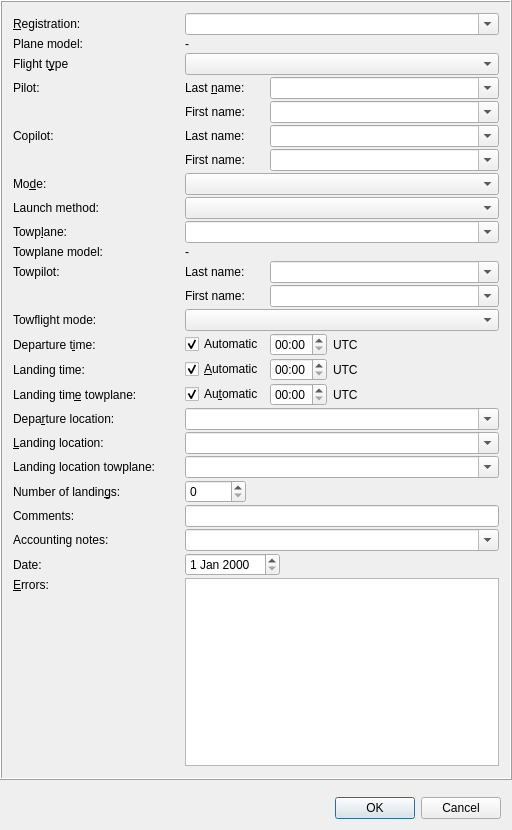
This is src/gui/windows/FlightWindow.ui in startkladde/startkladde as Qt 5 draws it before an edit. The edited form follows.
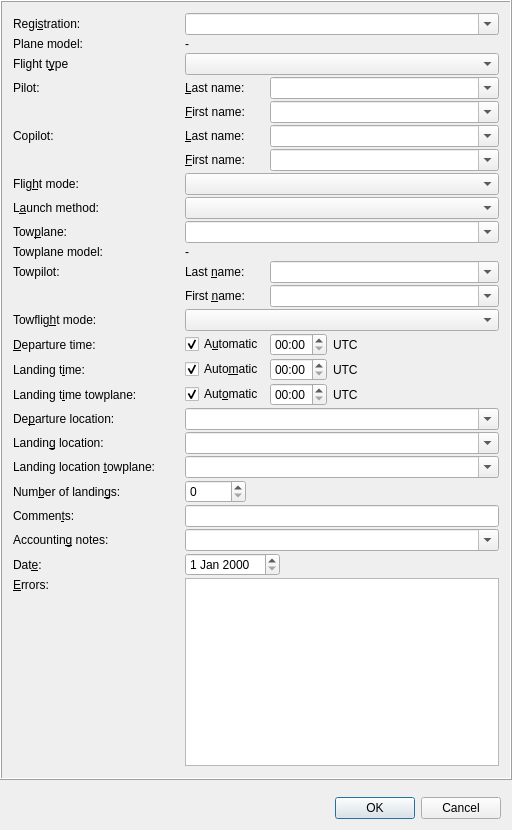
This is the edited form. Custom widgets are drawn as their Qt base class.

What changed in the file:
```diff
--- a/src/gui/windows/FlightWindow.ui
+++ b/src/gui/windows/FlightWindow.ui
@@ -50,7 +50,7 @@
           <item row="0" column="0">
            <widget class="SkLabel" name="registrationLabel">
             <property name="text">
-             <string>&amp;Registration:</string>
+             <string>Regi&amp;stration:</string>
             </property>
             <property name="buddy">
              <cstring>registrationInput</cstring>
@@ -104,7 +104,7 @@
           <item row="3" column="1">
            <widget class="SkLabel" name="pilotLastNameLabel">
             <property name="text">
-             <string>Last &amp;name:</string>
+             <string>&amp;Last name:</string>
             </property>
             <property name="buddy">
              <cstring>pilotLastNameInput</cstring>
@@ -124,7 +124,7 @@
           <item row="4" column="1">
            <widget class="SkLabel" name="pilotFirstNameLabel">
             <property name="text">
-             <string>First name:</string>
+             <string>&amp;First name:</string>
             </property>
             <property name="buddy">
              <cstring>pilotFirstNameInput</cstring>
@@ -154,7 +154,7 @@
           <item row="5" column="1">
            <widget class="SkLabel" name="copilotLastNameLabel">
             <property name="text">
-             <string>Last name:</string>
+             <string>&amp;Last name:</string>
             </property>
             <property name="buddy">
              <cstring>copilotLastNameInput</cstring>
@@ -174,7 +174,7 @@
           <item row="6" column="1">
            <widget class="SkLabel" name="copilotFirstNameLabel">
             <property name="text">
-             <string>First name:</string>
+             <string>&amp;First name:</string>
             </property>
             <property name="buddy">
              <cstring>copilotFirstNameInput</cstring>
@@ -194,7 +194,7 @@
           <item row="7" column="0">
            <widget class="SkLabel" name="flightModeLabel">
             <property name="text">
-             <string>Mo&amp;de:</string>
+             <string>Flig&amp;ht mode:</string>
             </property>
             <property name="buddy">
              <cstring>flightModeInput</cstring>
@@ -207,7 +207,7 @@
           <item row="8" column="0">
            <widget class="SkLabel" name="launchMethodLabel">
             <property name="text">
-             <string>Launch method:</string>
+             <string>L&amp;aunch method:</string>
             </property>
             <property name="buddy">
              <cstring>launchMethodInput</cstring>
@@ -220,7 +220,7 @@
           <item row="9" column="0">
            <widget class="SkLabel" name="towplaneRegistrationLabel">
             <property name="text">
-             <string>Towp&amp;lane:</string>
+             <string>Tow&amp;plane:</string>
             </property>
             <property name="buddy">
              <cstring>towplaneRegistrationInput</cstring>
@@ -258,7 +258,7 @@
           <item row="11" column="1">
            <widget class="SkLabel" name="towpilotLastNameLabel">
             <property name="text">
-             <string>Last name:</string>
+             <string>Last &amp;name:</string>
             </property>
             <property name="buddy">
              <cstring>towpilotLastNameInput</cstring>
@@ -278,7 +278,7 @@
           <item row="12" column="1">
            <widget class="SkLabel" name="towpilotFirstNameLabel">
             <property name="text">
-             <string>First name:</string>
+             <string>First &amp;name:</string>
             </property>
             <property name="buddy">
              <cstring>towpilotFirstNameInput</cstring>
@@ -298,7 +298,7 @@
           <item row="13" column="0">
            <widget class="SkLabel" name="towflightModeLabel">
             <property name="text">
-             <string>Towflight mode:</string>
+             <string>Towflig&amp;ht mode:</string>
             </property>
             <property name="buddy">
              <cstring>towflightModeInput</cstring>
@@ -311,7 +311,7 @@
           <item row="14" column="0">
            <widget class="SkLabel" name="departureTimeLabel">
             <property name="text">
-             <string>Departure t&amp;ime:</string>
+             <string>&amp;Departure time:</string>
             </property>
             <property name="buddy">
              <cstring>departureTimeInput</cstring>
@@ -321,7 +321,7 @@
           <item row="14" column="1">
            <widget class="QCheckBox" name="departureTimeCheckbox">
             <property name="text">
-             <string>Automatic</string>
+             <string>A&amp;utomatic</string>
             </property>
             <property name="checked">
              <bool>true</bool>
@@ -379,7 +379,7 @@
           <item row="15" column="0">
            <widget class="SkLabel" name="landingTimeLabel">
             <property name="text">
-             <string>Landing time:</string>
+             <string>Landing t&amp;ime:</string>
             </property>
             <property name="buddy">
              <cstring>landingTimeInput</cstring>
@@ -389,7 +389,7 @@
           <item row="15" column="1">
            <widget class="QCheckBox" name="landingTimeCheckbox">
             <property name="text">
-             <string>&amp;Automatic</string>
+             <string>Auto&amp;matic</string>
             </property>
             <property name="checked">
              <bool>true</bool>
@@ -447,7 +447,7 @@
           <item row="16" column="0">
            <widget class="SkLabel" name="towflightLandingTimeLabel">
             <property name="text">
-             <string>Landing tim&amp;e towplane:</string>
+             <string>Landing t&amp;ime towplane:</string>
             </property>
             <property name="buddy">
              <cstring>towflightLandingTimeInput</cstring>
@@ -457,7 +457,7 @@
           <item row="16" column="1">
            <widget class="QCheckBox" name="towflightLandingTimeCheckbox">
             <property name="text">
-             <string>Au&amp;tomatic</string>
+             <string>Aut&amp;omatic</string>
             </property>
             <property name="checked">
              <bool>true</bool>
@@ -515,7 +515,7 @@
           <item row="17" column="0">
            <widget class="SkLabel" name="departureLocationLabel">
             <property name="text">
-             <string>Depa&amp;rture location:</string>
+             <string>De&amp;parture location:</string>
             </property>
             <property name="buddy">
              <cstring>departureLocationInput</cstring>
@@ -535,7 +535,7 @@
           <item row="18" column="0">
            <widget class="SkLabel" name="landingLocationLabel">
             <property name="text">
-             <string>&amp;Landing location:</string>
+             <string>Landin&amp;g location:</string>
             </property>
             <property name="buddy">
              <cstring>landingLocationInput</cstring>
@@ -555,7 +555,7 @@
           <item row="19" column="0">
            <widget class="SkLabel" name="towflightLandingLocationLabel">
             <property name="text">
-             <string>Landing location towplane:</string>
+             <string>Landing location &amp;towplane:</string>
             </property>
             <property name="buddy">
              <cstring>towflightLandingLocationInput</cstring>
@@ -575,7 +575,7 @@
           <item row="20" column="0">
            <widget class="SkLabel" name="numLandingsLabel">
             <property name="text">
-             <string>Number of landin&amp;gs:</string>
+             <string>Num&amp;ber of landin&amp;gs:</string>
             </property>
             <property name="buddy">
              <cstring>numLandingsInput</cstring>
@@ -623,7 +623,7 @@
           <item row="21" column="0">
            <widget class="SkLabel" name="commentLabel">
             <property name="text">
-             <string>Comments:</string>
+             <string>Commen&amp;ts:</string>
             </property>
             <property name="buddy">
              <cstring>commentInput</cstring>
@@ -636,7 +636,7 @@
           <item row="22" column="0">
            <widget class="SkLabel" name="accountingNoteLabel">
             <property name="text">
-             <string>Accounting notes:</string>
+             <string>Accountin&amp;g notes:</string>
             </property>
             <property name="buddy">
              <cstring>accountingNoteInput</cstring>
@@ -656,7 +656,7 @@
           <item row="23" column="0">
            <widget class="SkLabel" name="dateLabel">
             <property name="text">
-             <string>Date:</string>
+             <string>Dat&amp;e:</string>
             </property>
             <property name="buddy">
              <cstring>dateInput</cstring>
```
